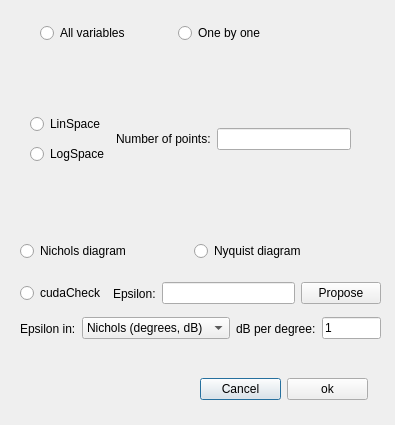
Isaac-Martinez-Forte/QFTbx, file src/gui/templates/templates_dialog.ui: the form before one commit.
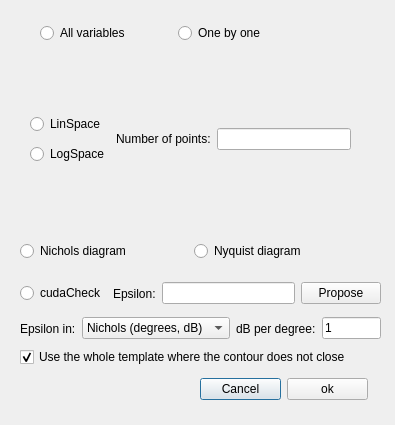
The form after the commit.

Commit message: Let the user choose what a contour that does not close becomes

```diff
--- a/src/gui/templates/templates_dialog.ui
+++ b/src/gui/templates/templates_dialog.ui
@@ -278,6 +278,25 @@
     </item>
    </layout>
   </widget>
+  <widget class="QCheckBox" name="wholeTemplateCheck">
+   <property name="geometry">
+    <rect>
+     <x>20</x>
+     <y>345</y>
+     <width>361</width>
+     <height>24</height>
+    </rect>
+   </property>
+   <property name="toolTip">
+    <string>Where the contour walk does not close with the epsilon given, use the whole template as its contour at that frequency: always safe, only slower, and marked in the viewer. Unchecked, the computation stops and names the frequency instead.</string>
+   </property>
+   <property name="text">
+    <string>Use the whole template where the contour does not close</string>
+   </property>
+   <property name="checked">
+    <bool>true</bool>
+   </property>
+  </widget>
   <widget class="QWidget" name="epsilonMetricRow">
    <property name="geometry">
     <rect>
```
Left out of the diff: 2 changed lines with no effect on the pictures. The commit also changes 20 other files.
